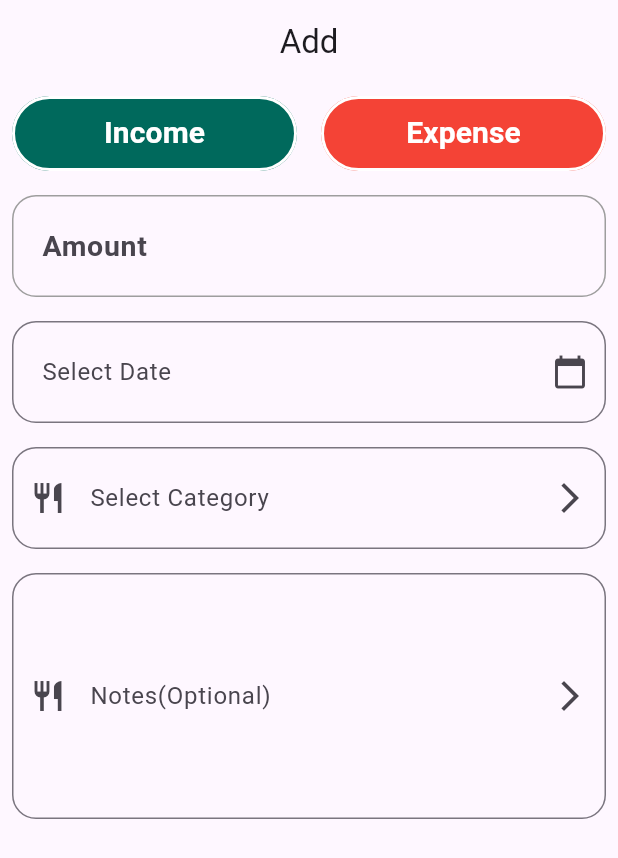
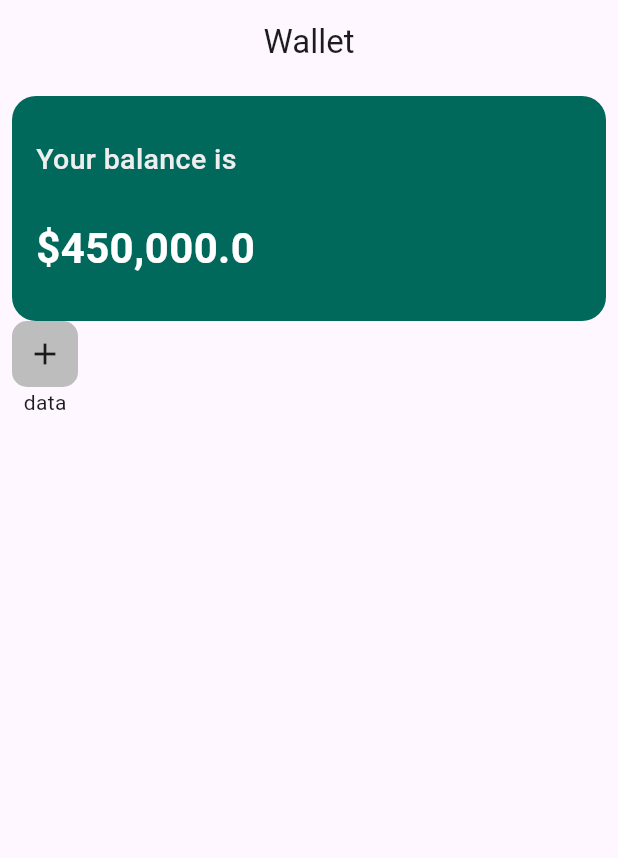
Before and after one commit to NoumanRafiq/finmate_app, a Flutter app: the screen it shows after launch, on a phone screen of 412 x 824 dp. Shown: the top 858 px of the screen. Run offline on Flutter 3.47's test engine with Material 3 defaults, Android fonts, the phone set to English and light mode, and no system bars; our stand-ins replace flutter_riverpod, image_picker, shared_preferences, smooth_page_indicator.

Commit message:
working on wallet_screen.dart

```diff
--- a/lib/main.dart
+++ b/lib/main.dart
@@ -1,33 +1,33 @@
 import 'package:finmate_app/providers/onboarding_provider.dart';
 import 'package:finmate_app/screens/add_expense_screen.dart';
 import 'package:finmate_app/screens/analytics_screen.dart';
+import 'package:finmate_app/screens/change_pwd_screen.dart';
+import 'package:finmate_app/screens/edit_screen.dart';
 import 'package:finmate_app/screens/home_screen.dart';
 import 'package:finmate_app/screens/loan_screen.dart';
 import 'package:finmate_app/screens/onboarding_screen.dart';
 import 'package:finmate_app/screens/login_screen.dart';
+import 'package:finmate_app/screens/wallet_screen.dart';
 import 'package:flutter/material.dart';
 import 'package:flutter_riverpod/flutter_riverpod.dart';
 import 'package:shared_preferences/shared_preferences.dart';
 
 void main() async {
-
   runApp(const MyApp());
 }
 
 class MyApp extends ConsumerWidget {
   const MyApp({super.key});
 
-  // This widget is the root of your application.
   @override
-  Widget build(BuildContext context,WidgetRef ref) {
-
+  Widget build(BuildContext context, WidgetRef ref) {
     return MaterialApp(
       title: 'Flutter Demo',
       theme: ThemeData(
         // useMaterial3: false,
         colorScheme: ColorScheme.fromSeed(seedColor: Colors.deepPurple),
       ),
-      home: AddExpenseScreen(),
+      home: WalletScreen(),
     );
   }
 }
--- a/lib/screens/reusables/reusable_button.dart
+++ b/lib/screens/reusables/reusable_button.dart
@@ -21,7 +21,7 @@ Widget reusableButton({
         backgroundColor: color ?? Colors.blueGrey,
 
         shape: RoundedRectangleBorder(
-          borderRadius: BorderRadiusGeometry.circular(radius??10),
+          borderRadius: BorderRadiusGeometry.circular(radius??16),
         ),
       ),
       child: Text(
--- /dev/null
+++ b/lib/screens/wallet_screen.dart
@@ -0,0 +1,60 @@
+import 'package:flutter/material.dart';
+
+class WalletScreen extends StatelessWidget {
+  const WalletScreen({super.key});
+
+  @override
+  Widget build(BuildContext context) {
+    return Scaffold(
+      appBar: AppBar(title: Text('Wallet'), centerTitle: true),
+      body: Padding(
+        padding: const EdgeInsets.all(8.0),
+        child: Column(
+          children: [
+            Container(
+              width: double.infinity,
+              height: 150,
+              padding: EdgeInsets.all(16),
+              decoration: BoxDecoration(
+                color: Colors.teal.shade800,
+                borderRadius: BorderRadius.circular(16),
+              ),
+              child: Column(
+                crossAxisAlignment: CrossAxisAlignment.start,
+                mainAxisAlignment: MainAxisAlignment.spaceAround,
+                children: [
+                  Text(
+                    'Your balance is',
+                    style: TextStyle(
+                      color: Colors.grey.shade200,
+                      fontSize: 19,
+                      fontWeight: FontWeight.w500,
+                    ),
+                  ),
+                  Text('\$450,000.0', style: TextStyle(fontSize: 28, color: Colors.white, fontWeight: FontWeight.bold),),
+                ],
+              ),
+            ),
+            Row(
+              children: [
+                Column(
+                  children: [
+                    Container(
+                      padding: EdgeInsets.all(10),
+                      decoration: BoxDecoration(
+                        color: Colors.grey.shade400,
+                        borderRadius: BorderRadius.circular(10)
+                      ),
+                      child: Icon(Icons.add),
+                    ),
+                    Text('data')
+                  ],
+                )
+              ],
+            )
+          ],
+        ),
+      ),
+    );
+  }
+}
--- a/pubspec.yaml
+++ b/pubspec.yaml
@@ -38,6 +38,8 @@ dependencies:
   shared_preferences: ^2.5.3
   riverpod: ^2.6.1
   flutter_riverpod: ^2.6.1
+  image_picker: ^1.2.0
+  path: ^1.9.1
 
 dev_dependencies:
   flutter_test:
```
Also changed, not shown: lib/screens/add_expense_screen.dart (+74 -6 lines), lib/screens/change_pwd_screen.dart (added, +41 -0 lines), lib/screens/edit_screen.dart (added, +78 -0 lines), lib/screens/home_screen.dart (+12 -1 lines), lib/screens/reusables/home_tabview_list.dart (+5 -2 lines), lib/screens/reusables/reusable_title_textfield.dart (added, +31 -0 lines), pubspec.lock.
